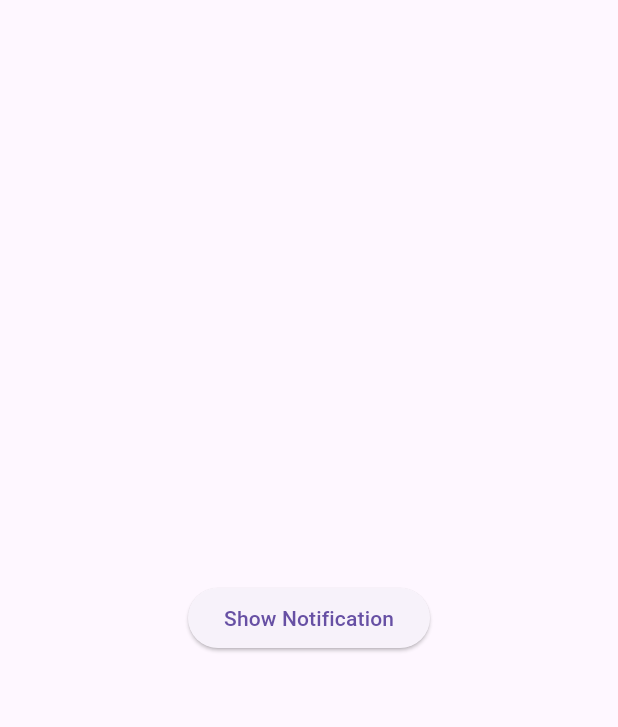
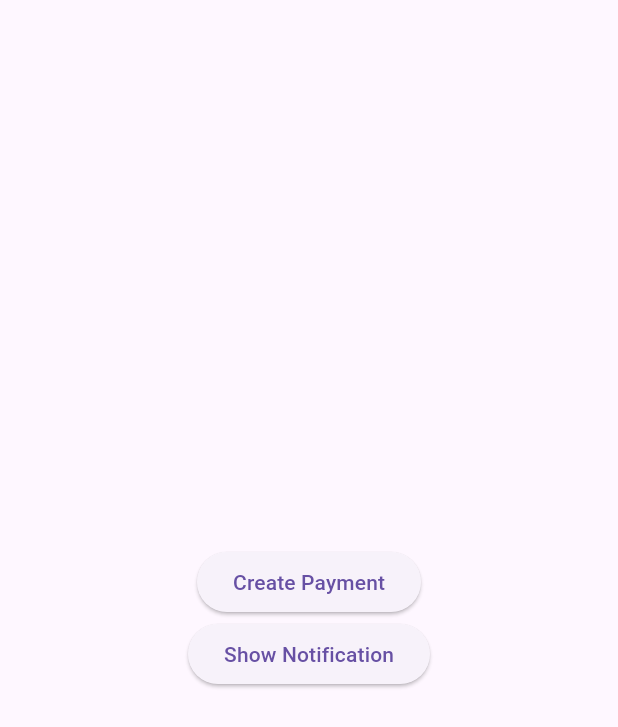
Before and after one commit to NichoAdhyatma/local_test, a Flutter app: the screen it shows after launch, on a phone screen of 412 x 824 dp. Shown: the top 727 px of the screen. Run offline on Flutter 3.47's test engine with Material 3 defaults, Android fonts, the phone set to English and light mode, and no system bars; our stand-ins replace awesome_notifications, dio, get, retrofit, webview_flutter; generated files the repository leaves out were written again.

Commit message:
consume payment api

```diff
--- /dev/null
+++ b/lib/controller/payment_controller.dart
@@ -0,0 +1,18 @@
+import 'package:get/get.dart';
+import 'package:period_notification/models/payment_request.dart';
+import 'package:period_notification/pages/payment_webview.dart';
+import 'package:period_notification/remote/payment_remote.dart';
+
+class PaymentController extends GetxController {
+  final PaymentRemote client = createPaymentRemoteClient();
+
+  Future<void> createPaymentSnap(PaymentRequest paymentRequest) async {
+    try {
+      final result = await client.snap(paymentRequest);
+
+      Get.toNamed(PaymentWebview.routeName, arguments: result.redirectUrl);
+    } catch (e) {
+      rethrow;
+    }
+  }
+}
--- /dev/null
+++ b/lib/models/payment_request.dart
@@ -0,0 +1,165 @@
+import 'package:json_annotation/json_annotation.dart';
+
+part 'payment_request.g.dart';
+
+@JsonSerializable(fieldRename: FieldRename.snake)
+class PaymentRequest {
+  final String? paymentType;
+  final TransactionDetails? transactionDetails;
+  final CreditCard? creditCard;
+  final List<ItemDetails>? itemDetails;
+  final BankTransfer? bankTransfer;
+  final CustomerDetails? customerDetails;
+
+  PaymentRequest({
+    this.paymentType,
+    this.transactionDetails,
+    this.creditCard,
+    this.itemDetails,
+    this.bankTransfer,
+    this.customerDetails,
+  });
+
+  factory PaymentRequest.fromJson(Map<String, dynamic> json) => _$PaymentRequestFromJson(json);
+
+  Map<String, dynamic> toJson() => _$PaymentRequestToJson(this);
+}
+
+@JsonSerializable(fieldRename: FieldRename.snake)
+class TransactionDetails {
+  final String? orderId;
+  final double? grossAmount;
+
+  TransactionDetails({
+    this.orderId,
+    this.grossAmount,
+  });
+
+  factory TransactionDetails.fromJson(Map<String, dynamic> json) => _$TransactionDetailsFromJson(json);
+
+  Map<String, dynamic> toJson() => _$TransactionDetailsToJson(this);
+}
+
+@JsonSerializable(fieldRename: FieldRename.snake)
+class CreditCard {
+  final String? tokenId;
+  final bool? authentication;
+
+  CreditCard({
+    this.tokenId,
+    this.authentication,
+  });
+
+  factory CreditCard.fromJson(Map<String, dynamic> json) => _$CreditCardFromJson(json);
+
+  Map<String, dynamic> toJson() => _$CreditCardToJson(this);
+}
+
+@JsonSerializable(fieldRename: FieldRename.snake)
+class ItemDetails {
+  final String? id;
+  final double? price;
+  final int? quantity;
+  final String? name;
+
+  ItemDetails({
+    this.id,
+    this.price,
+    this.quantity,
+    this.name,
+  });
+
+  factory ItemDetails.fromJson(Map<String, dynamic> json) => _$ItemDetailsFromJson(json);
+
+  Map<String, dynamic> toJson() => _$ItemDetailsToJson(this);
+}
+
+@JsonSerializable(fieldRename: FieldRename.snake)
+class BankTransfer {
+  final String? bank;
+
+  BankTransfer({
+    this.bank,
+  });
+
+  factory BankTransfer.fromJson(Map<String, dynamic> json) => _$BankTransferFromJson(json);
+
+  Map<String, dynamic> toJson() => _$BankTransferToJson(this);
+}
+
+@JsonSerializable(fieldRename: FieldRename.snake)
+class CustomerDetails {
+  final String? firstName;
+  final String? lastName;
+  final String? email;
+  final String? phone;
+  final BillingAddress? billingAddress;
+  final ShippingAddress? shippingAddress;
+
+  CustomerDetails({
+    this.firstName,
+    this.lastName,
+    this.email,
+    this.phone,
+    this.billingAddress,
+    this.shippingAddress,
+  });
+
+  factory CustomerDetails.fromJson(Map<String, dynamic> json) => _$CustomerDetailsFromJson(json);
+
+  Map<String, dynamic> toJson() => _$CustomerDetailsToJson(this);
+}
+
+@JsonSerializable(fieldRename: FieldRename.snake)
+class BillingAddress {
+  final String? firstName;
+  final String? lastName;
+  final String? email;
+  final String? phone;
+  final String? address;
+  final String? city;
+  final String? postalCode;
+  final String? countryCode;
+
+  BillingAddress({
+    this.firstName,
+    this.lastName,
+    this.email,
+    this.phone,
+    this.address,
+    this.city,
+    this.postalCode,
+    this.countryCode,
+  });
+
+  factory BillingAddress.fromJson(Map<String, dynamic> json) => _$BillingAddressFromJson(json);
+
+  Map<String, dynamic> toJson() => _$BillingAddressToJson(this);
+}
+
+@JsonSerializable(fieldRename: FieldRename.snake)
+class ShippingAddress {
+  final String? firstName;
+  final String? lastName;
+  final String? email;
+  final String? phone;
+  final String? address;
+  final String? city;
+  final String? postalCode;
+  final String? countryCode;
+
+  ShippingAddress({
+    this.firstName,
+    this.lastName,
+    this.email,
+    this.phone,
+    this.address,
+    this.city,
+    this.postalCode,
+    this.countryCode,
+  });
+
+  factory ShippingAddress.fromJson(Map<String, dynamic> json) => _$ShippingAddressFromJson(json);
+
+  Map<String, dynamic> toJson() => _$ShippingAddressToJson(this);
+}
--- a/lib/pages/home_page.dart
+++ b/lib/pages/home_page.dart
@@ -1,6 +1,9 @@
 import 'dart:math';
 
 import 'package:flutter/material.dart';
+import 'package:get/get.dart';
+import 'package:period_notification/controller/payment_controller.dart';
+import 'package:period_notification/models/payment_request.dart';
 import 'package:period_notification/utils/notification_utils.dart';
 
 class HomePage extends StatelessWidget {
@@ -8,9 +11,40 @@ class HomePage extends StatelessWidget {
 
   @override
   Widget build(BuildContext context) {
-    return Scaffold(
+    final PaymentController paymentController = Get.put(PaymentController());
+
+    return SafeArea(
+      child: Scaffold(
         body: Center(
-        child: ElevatedButton(
+          child: Column(
+            mainAxisAlignment: MainAxisAlignment.center,
+            crossAxisAlignment: CrossAxisAlignment.center,
+            children: [
+              ElevatedButton(
+                onPressed: () {
+                  paymentController.createPaymentSnap(PaymentRequest(
+                    transactionDetails: TransactionDetails(
+                      orderId: Random().nextInt(10000).toString(),
+                      grossAmount: 10000,
+                    ),
+                    itemDetails: [
+                      ItemDetails(
+                        id: '123',
+                        price: 10000,
+                        quantity: 1,
+                        name: 'Kaos',
+                      ),
+                    ],
+                    customerDetails: CustomerDetails(
+                      firstName: 'John',
+                      lastName: 'Doe',
+                      email: 'nicho@gmail.com',
+                    ),
+                  ));
+                },
+                child: const Text('Create Payment'),
+              ),
+              ElevatedButton(
                 onPressed: () {
                   NotificationUtils().createNotification(
                     id: Random().nextInt(10000),
@@ -19,6 +53,9 @@ class HomePage extends StatelessWidget {
                 },
                 child: const Text('Show Notification'),
               ),
+            ],
+          ),
+        ),
       ),
     );
   }
--- /dev/null
+++ b/lib/remote/config.dart
@@ -0,0 +1,3 @@
+abstract class Config {
+  static const String baseUrl = 'https://portofolio-2024-rose.vercel.app/api';
+}
--- /dev/null
+++ b/lib/remote/payment_remote.dart
@@ -0,0 +1,40 @@
+import 'package:dio/dio.dart';
+import 'package:period_notification/models/payment_request.dart';
+import 'package:period_notification/models/snap.dart';
+import 'package:period_notification/remote/config.dart';
+import 'package:retrofit/retrofit.dart';
+
+part 'payment_remote.g.dart';
+
+@RestApi()
+abstract class PaymentRemote {
+  factory PaymentRemote(Dio dio, {String baseUrl}) = _PaymentRemote;
+
+  static PaymentRemote create({
+    Map<String, dynamic> headers = const {},
+    int connectTimeout = 30000,
+    int receiveTimeout = 30000,
+  }) {
+    Map<String, dynamic> baseHeader = {
+      'Content-Type': 'application/json',
+      'Accept': 'application/json',
+      ...headers,
+    };
+
+    Dio dio = Dio(BaseOptions(
+      connectTimeout: Duration(milliseconds: connectTimeout),
+      receiveTimeout: Duration(milliseconds: receiveTimeout),
+      headers: baseHeader,
+    ));
+
+    return PaymentRemote(
+      dio,
+      baseUrl: Config.baseUrl,
+    );
+  }
+
+  @POST('/snap')
+  Future<SnapModel> snap(@Body() PaymentRequest body);
+}
+
+const createPaymentRemoteClient = PaymentRemote.create;
--- a/lib/routes/app_routes.dart
+++ b/lib/routes/app_routes.dart
@@ -1,5 +1,6 @@
 import 'package:get/get.dart';
 import 'package:period_notification/pages/home_page.dart';
+import 'package:period_notification/pages/payment_webview.dart';
 
 final appRoutes = [
   GetPage(
@@ -7,4 +8,9 @@ final appRoutes = [
     page: () => const HomePage(),
     title: 'Awesome Notifications - Example App',
   ),
+  GetPage(
+    name: PaymentWebview.routeName,
+    page: () => const PaymentWebview(),
+    title: 'Payment View',
+  ),
 ];
```
Also changed, not shown: lib/models/snap.dart (added, +17 -0 lines), lib/pages/payment_webview.dart (added, +45 -0 lines), pubspec.yaml (+8 -0 lines), lib/models/payment_request.g.dart (added), lib/models/snap.g.dart (added), lib/remote/payment_remote.g.dart (added), pubspec.lock. Lines whose indentation alone changed are shown as unchanged.
